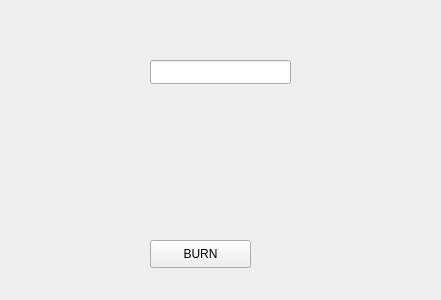
Qt form AnaPencere.ui (COMU/olric) before a commit.
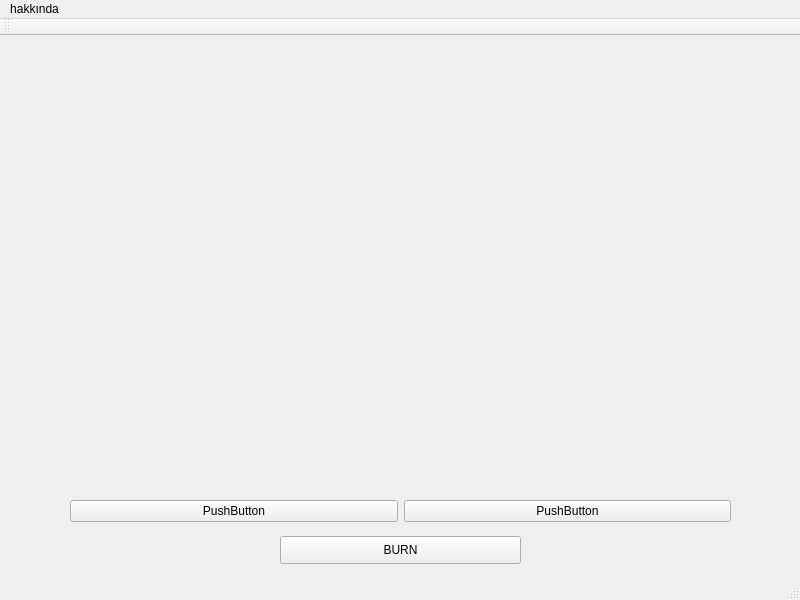
The same form after that commit. Icons and pictures are not drawn.

Diff of the .ui file:
```diff
--- a/AnaPencere.ui
+++ b/AnaPencere.ui
@@ -1,40 +1,136 @@
 <ui version="4.0" >
  <class>MainWindow</class>
- <widget class="QWidget" name="MainWindow" >
+ <widget class="QMainWindow" name="MainWindow" >
   <property name="geometry" >
    <rect>
     <x>0</x>
     <y>0</y>
-    <width>441</width>
-    <height>300</height>
+    <width>800</width>
+    <height>600</height>
    </rect>
   </property>
   <property name="windowTitle" >
    <string>Form</string>
   </property>
-  <widget class="QPushButton" name="buttonBURN" >
+  <widget class="QWidget" name="centralwidget" >
    <property name="geometry" >
     <rect>
-     <x>150</x>
-     <y>240</y>
-     <width>101</width>
-     <height>28</height>
+     <x>0</x>
+     <y>45</y>
+     <width>800</width>
+     <height>532</height>
     </rect>
    </property>
-   <property name="text" >
-    <string>BURN</string>
+   <widget class="QWidget" name="horizontalLayoutWidget" >
+    <property name="geometry" >
+     <rect>
+      <x>70</x>
+      <y>460</y>
+      <width>661</width>
+      <height>31</height>
+     </rect>
+    </property>
+    <layout class="QHBoxLayout" name="horizontalLayout" >
+     <item>
+      <widget class="QPushButton" name="pushButton_2" >
+       <property name="text" >
+        <string>PushButton</string>
+       </property>
+      </widget>
+     </item>
+     <item>
+      <widget class="QPushButton" name="pushButton" >
+       <property name="text" >
+        <string>PushButton</string>
+       </property>
+      </widget>
+     </item>
+    </layout>
+   </widget>
+   <widget class="QPushButton" name="buttonBURN" >
+    <property name="geometry" >
+     <rect>
+      <x>280</x>
+      <y>500</y>
+      <width>241</width>
+      <height>28</height>
+     </rect>
+    </property>
+    <property name="maximumSize" >
+     <size>
+      <width>16777215</width>
+      <height>16777215</height>
+     </size>
+    </property>
+    <property name="text" >
+     <string>BURN</string>
+    </property>
+   </widget>
+   <widget class="QLabel" name="olricyazisi" >
+    <property name="geometry" >
+     <rect>
+      <x>70</x>
+      <y>120</y>
+      <width>661</width>
+      <height>311</height>
+     </rect>
+    </property>
+    <property name="text" >
+     <string/>
+    </property>
+    <property name="textFormat" >
+     <enum>Qt::PlainText</enum>
+    </property>
+    <property name="pixmap" >
+     <pixmap>icons/olric.png</pixmap>
+    </property>
+   </widget>
+  </widget>
+  <widget class="QMenuBar" name="menubar" >
+   <property name="geometry" >
+    <rect>
+     <x>0</x>
+     <y>0</y>
+     <width>800</width>
+     <height>30</height>
+    </rect>
    </property>
+   <widget class="QMenu" name="menuHakk_nda" >
+    <property name="title" >
+     <string>hakkında</string>
+    </property>
+   </widget>
+   <addaction name="menuHakk_nda" />
   </widget>
-  <widget class="QLineEdit" name="linecdismi" >
+  <widget class="QStatusBar" name="statusbar" >
    <property name="geometry" >
     <rect>
-     <x>150</x>
-     <y>60</y>
-     <width>141</width>
-     <height>24</height>
+     <x>0</x>
+     <y>577</y>
+     <width>800</width>
+     <height>23</height>
     </rect>
    </property>
   </widget>
+  <widget class="QToolBar" name="toolBar" >
+   <property name="geometry" >
+    <rect>
+     <x>0</x>
+     <y>30</y>
+     <width>800</width>
+     <height>15</height>
+    </rect>
+   </property>
+   <property name="windowTitle" >
+    <string>toolBar</string>
+   </property>
+   <attribute name="toolBarArea" >
+    <enum>TopToolBarArea</enum>
+   </attribute>
+   <attribute name="toolBarBreak" >
+    <bool>false</bool>
+   </attribute>
+  </widget>
  </widget>
  <resources/>
  <connections/>
```
Left out of the diff: 2 changed lines with no effect on the pictures.
